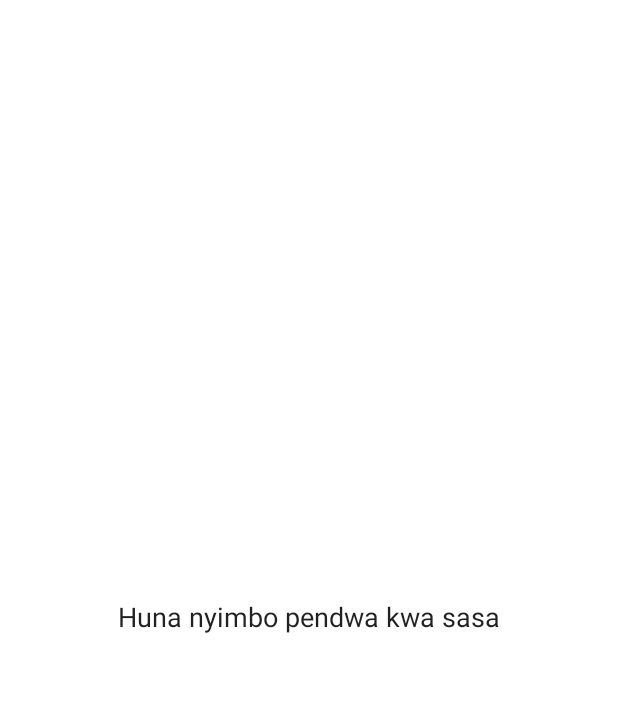
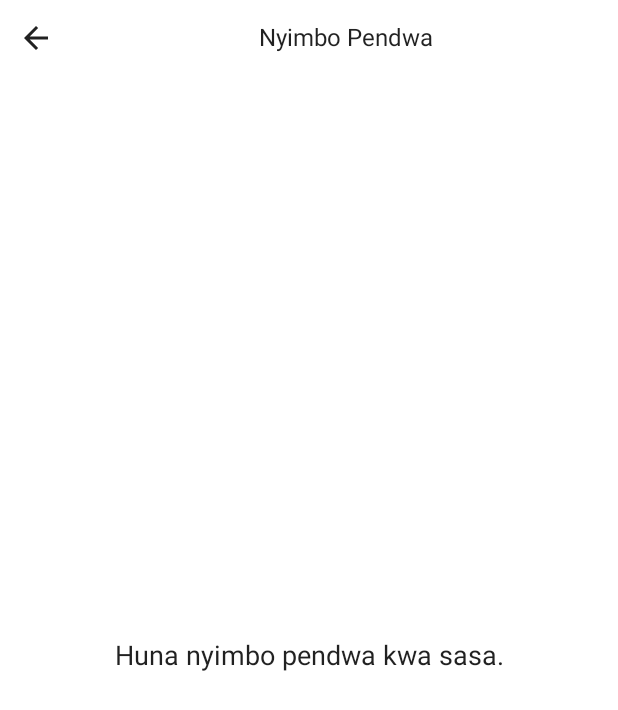
Before and after one commit to mwihechi/NyimboZaKristo, an Android app built with Jetpack Compose: the LovedSongsScreen screen opened through its navigation route, on a phone screen of 412 x 824 dp. Shown: the top 710 px of the screen. Run offline under Robolectric (Android 15) with nearby library versions, the phone set to English and light mode, and no system bars; our stand-ins replace Dagger/Hilt's generated code, Room's generated code, constraintlayout-compose, livedata-compose.

Commit message:
base application

```diff
--- a/app/src/main/java/com/tansoften/nyimbozakristo/Drawer.kt
+++ b/app/src/main/java/com/tansoften/nyimbozakristo/Drawer.kt
@@ -77,7 +77,6 @@ private val screens = listOf(
     DrawerScreens.LovedSong,
     DrawerScreens.SearchScreen,
     DrawerScreens.SettingScreen,
-    DrawerScreens.VerseScreen,
     DrawerScreens.AboutScreen
 )
 
--- a/app/src/main/java/com/tansoften/nyimbozakristo/screen/LovedSongs.kt
+++ b/app/src/main/java/com/tansoften/nyimbozakristo/screen/LovedSongs.kt
@@ -3,16 +3,25 @@ package com.tansoften.nyimbozakristo.screen
 import androidx.compose.foundation.layout.Arrangement
 import androidx.compose.foundation.layout.Column
 import androidx.compose.foundation.layout.fillMaxSize
+import androidx.compose.foundation.layout.requiredHeight
 import androidx.compose.foundation.lazy.LazyColumn
 import androidx.compose.foundation.lazy.items
+import androidx.compose.material.Icon
+import androidx.compose.material.IconButton
 import androidx.compose.material.Text
+import androidx.compose.material.icons.Icons
+import androidx.compose.material.icons.filled.ArrowBack
 import androidx.compose.runtime.Composable
 import androidx.compose.runtime.livedata.observeAsState
 import androidx.compose.ui.Alignment
 import androidx.compose.ui.Modifier
+import androidx.compose.ui.text.style.TextAlign
+import androidx.compose.ui.unit.dp
 import androidx.compose.ui.unit.sp
+import androidx.constraintlayout.compose.ConstraintLayout
 import androidx.hilt.navigation.compose.hiltViewModel
 import androidx.navigation.NavHostController
+import com.tansoften.nyimbozakristo.item.Songs
 import com.tansoften.nyimbozakristo.model.SongsViewModel
 
 @Composable
@@ -23,8 +32,40 @@ fun LovedSongsScreen(
     val songViewModel = viewModel.lovedSongs.observeAsState()
     val songs = songViewModel.value
 
+    Column(modifier = Modifier.fillMaxSize()) {
+        ConstraintLayout(
+            modifier = Modifier
+                .requiredHeight(50.dp)
+                .fillMaxSize()
+        ) {
+
+            val (arrowIcon, titleText) = createRefs()
+
+            IconButton(onClick = {
+                navController.popBackStack()
+            }, modifier = Modifier.constrainAs(arrowIcon) {
+                centerVerticallyTo(parent)
+                start.linkTo(parent.start)
+            }) {
+                Icon(Icons.Filled.ArrowBack, "Menu")
+            }
+            Text(
+                text = "Nyimbo Pendwa",
+                textAlign = TextAlign.Center,
+                modifier = Modifier.constrainAs(titleText) {
+                    centerVerticallyTo(parent)
+                    start.linkTo(arrowIcon.end)
+                    end.linkTo(parent.end)
+                })
+        }
+        Content(songs = songs, viewModel = viewModel, navController = navController)
+    }
+
+}
 
 
+@Composable
+fun Content(songs: List<Songs>?, viewModel: SongsViewModel, navController: NavHostController) {
     if (songs != null) {
         when {
             songs.isEmpty() -> {
@@ -33,7 +74,7 @@ fun LovedSongsScreen(
                     verticalArrangement = Arrangement.Center,
                     horizontalAlignment = Alignment.CenterHorizontally
                 ) {
-                    Text(text = "Huna nyimbo pendwa kwa sasa", fontSize = 18.sp)
+                    Text(text = "Huna nyimbo pendwa kwa sasa.", fontSize = 18.sp)
                 }
 
             }
@@ -49,6 +90,5 @@ fun LovedSongsScreen(
                 }
             }
         }
-
     }
 }
```
Also changed, not shown: app/src/main/java/com/tansoften/nyimbozakristo/screen/VerseScreen.kt (+32 -19 lines).
